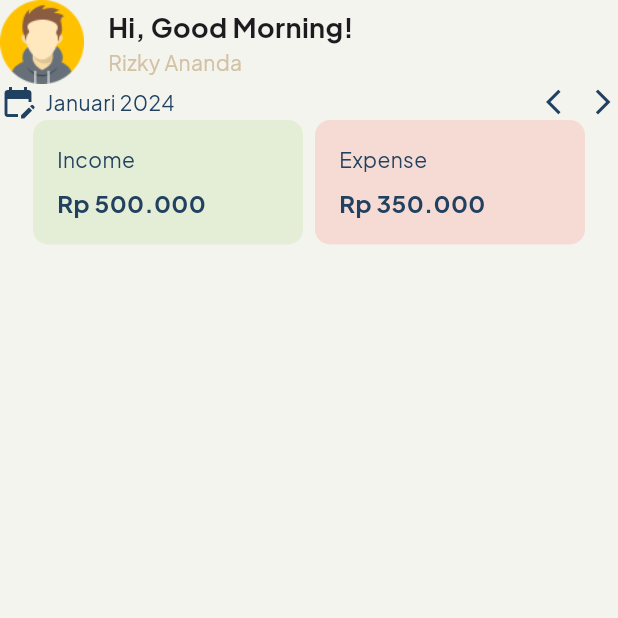
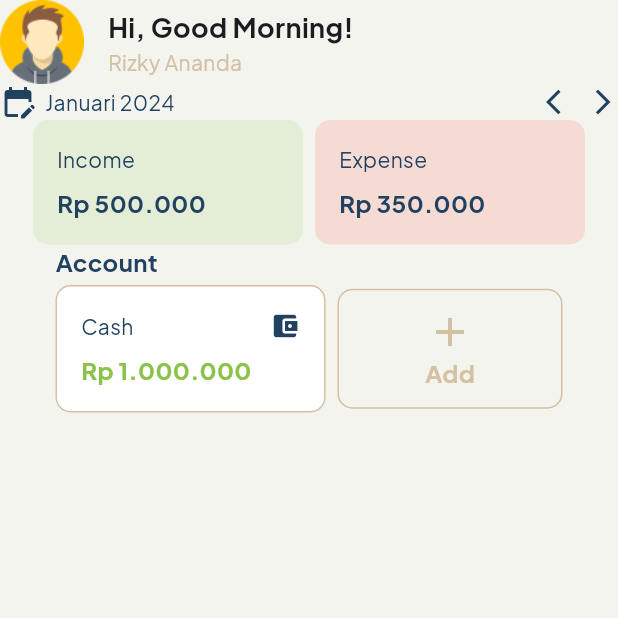
Before and after one commit to ekyrizky/savvy-stash, a Flutter app: the screen it shows after launch, on a phone screen of 412 x 824 dp, the top half of it. Run offline on Flutter 3.47's test engine with Material 3 defaults, Android fonts, the phone set to English and light mode, and no system bars; our stand-ins replace get, google_fonts.

Commit message:
add component: account balance

```diff
--- /dev/null
+++ b/lib/presentation/components/atoms/action_card_atom.dart
@@ -0,0 +1,50 @@
+import 'package:flutter/material.dart';
+import 'package:savvy_stash/app/theme/colors.dart';
+import 'package:savvy_stash/app/theme/typography.dart';
+
+class ActionCardAtom extends StatelessWidget {
+  const ActionCardAtom({
+    super.key,
+    required this.text,
+    required this.icon,
+    required this.onClick,
+  });
+
+  final String text;
+  final IconData icon;
+  final VoidCallback onClick;
+
+  @override
+  Widget build(BuildContext context) {
+    return GestureDetector(
+      onTap: onClick,
+      child: Container(
+        padding: EdgeInsets.all(8),
+        constraints: BoxConstraints(
+          minHeight: 80.0,
+          minWidth: 150.0,
+          maxWidth: 180.0,
+        ),
+        decoration: BoxDecoration(
+          border: Border.all(color: AppColors.kSecondaryColor),
+          borderRadius: BorderRadius.circular(10),
+        ),
+        child: Column(
+          mainAxisAlignment: MainAxisAlignment.center,
+          children: [
+            Icon(
+              icon,
+              size: 32,
+              color: AppColors.kSecondaryColor,
+            ),
+            Text(
+              text,
+              style: AppTypography.titleMedium
+                  .copyWith(color: AppColors.kSecondaryColor),
+            ),
+          ],
+        ),
+      ),
+    );
+  }
+}
--- a/lib/presentation/components/atoms/balance_card_atom.dart
+++ b/lib/presentation/components/atoms/balance_card_atom.dart
@@ -5,16 +5,20 @@ import 'package:savvy_stash/app/theme/typography.dart';
 class BalanceCardAtom extends StatelessWidget {
   const BalanceCardAtom({
     super.key,
-    required this.cardColor,
     required this.title,
     required this.value,
+    this.valueColor,
+    required this.cardColor,
     this.icon,
+    this.border,
   });
 
   final String title;
   final String value;
   final Color cardColor;
+  final Color? valueColor;
   final IconData? icon;
+  final Border? border;
 
   @override
   Widget build(BuildContext context) {
@@ -27,6 +31,7 @@ class BalanceCardAtom extends StatelessWidget {
       ),
       decoration: BoxDecoration(
         color: cardColor,
+        border: border,
         borderRadius: BorderRadius.circular(10),
       ),
       child: Column(
@@ -52,7 +57,7 @@ class BalanceCardAtom extends StatelessWidget {
           Text(
             value,
             style: AppTypography.titleMedium
-                .copyWith(color: AppColors.kPrimaryColor),
+                .copyWith(color: valueColor ?? AppColors.kPrimaryColor),
             overflow: TextOverflow.ellipsis,
           ),
         ],
--- /dev/null
+++ b/lib/presentation/components/molecules/account_card_molecule.dart
@@ -0,0 +1,34 @@
+import 'package:flutter/material.dart';
+import 'package:savvy_stash/app/theme/colors.dart';
+import 'package:savvy_stash/presentation/components/atoms/action_card_atom.dart';
+import 'package:savvy_stash/presentation/components/atoms/balance_card_atom.dart';
+
+class AccountCardMolecule extends StatelessWidget {
+  const AccountCardMolecule({super.key});
+
+  @override
+  Widget build(BuildContext context) {
+    return SingleChildScrollView(
+      scrollDirection: Axis.horizontal,
+      child: Row(
+        mainAxisAlignment: MainAxisAlignment.start,
+        children: [
+          BalanceCardAtom(
+            title: 'Cash',
+            value: 'Rp 1.000.000',
+            cardColor: Colors.white,
+            valueColor: AppColors.kGreenColor,
+            icon: Icons.account_balance_wallet,
+            border: Border.all(color: AppColors.kSecondaryColor),
+          ),
+          const SizedBox(width: 8),
+          ActionCardAtom(
+            text: 'Add',
+            icon: Icons.add,
+            onClick: () {},
+          ),
+        ],
+      ),
+    );
+  }
+}
--- a/lib/presentation/components/molecules/balance_card_molecule.dart
+++ b/lib/presentation/components/molecules/balance_card_molecule.dart
@@ -11,15 +11,15 @@ class BalanceCardMolecule extends StatelessWidget {
       mainAxisAlignment: MainAxisAlignment.center,
       children: [
         BalanceCardAtom(
-          cardColor: AppColors.kGreenColor.withOpacity(0.15),
           title: 'Income',
           value: 'Rp 500.000',
+          cardColor: AppColors.kGreenColor.withOpacity(0.15),
         ),
         const SizedBox(width: 8),
         BalanceCardAtom(
-          cardColor: AppColors.kRedColor.withOpacity(0.15),
           title: 'Expense',
           value: 'Rp 350.000',
+          cardColor: AppColors.kRedColor.withOpacity(0.15),
         ),
       ],
     );
--- /dev/null
+++ b/lib/presentation/components/organisms/account_organism.dart
@@ -0,0 +1,24 @@
+import 'package:flutter/material.dart';
+import 'package:savvy_stash/app/theme/colors.dart';
+import 'package:savvy_stash/app/theme/typography.dart';
+import 'package:savvy_stash/presentation/components/molecules/account_card_molecule.dart';
+
+class AccountOrganism extends StatelessWidget {
+  const AccountOrganism({super.key});
+
+  @override
+  Widget build(BuildContext context) {
+    return Column(
+      crossAxisAlignment: CrossAxisAlignment.start,
+      children: [
+        Text(
+          'Account',
+          style: AppTypography.titleMedium
+              .copyWith(color: AppColors.kPrimaryColor),
+        ),
+        const SizedBox(height: 4),
+        AccountCardMolecule(),
+      ],
+    );
+  }
+}
--- a/lib/presentation/pages/home_page.dart
+++ b/lib/presentation/pages/home_page.dart
@@ -3,6 +3,7 @@ import 'package:savvy_stash/app/theme/colors.dart';
 import 'package:savvy_stash/presentation/components/molecules/balance_card_molecule.dart';
 import 'package:savvy_stash/presentation/components/molecules/calendar_molecule.dart';
 import 'package:savvy_stash/presentation/components/molecules/profile_header_molecule.dart';
+import 'package:savvy_stash/presentation/components/organisms/account_organism.dart';
 
 class HomePage extends StatelessWidget {
   const HomePage({super.key});
@@ -27,6 +28,7 @@ class HomePage extends StatelessWidget {
               },
             ),
             BalanceCardMolecule(),
+            AccountOrganism()
           ],
         ),
       ),
```
